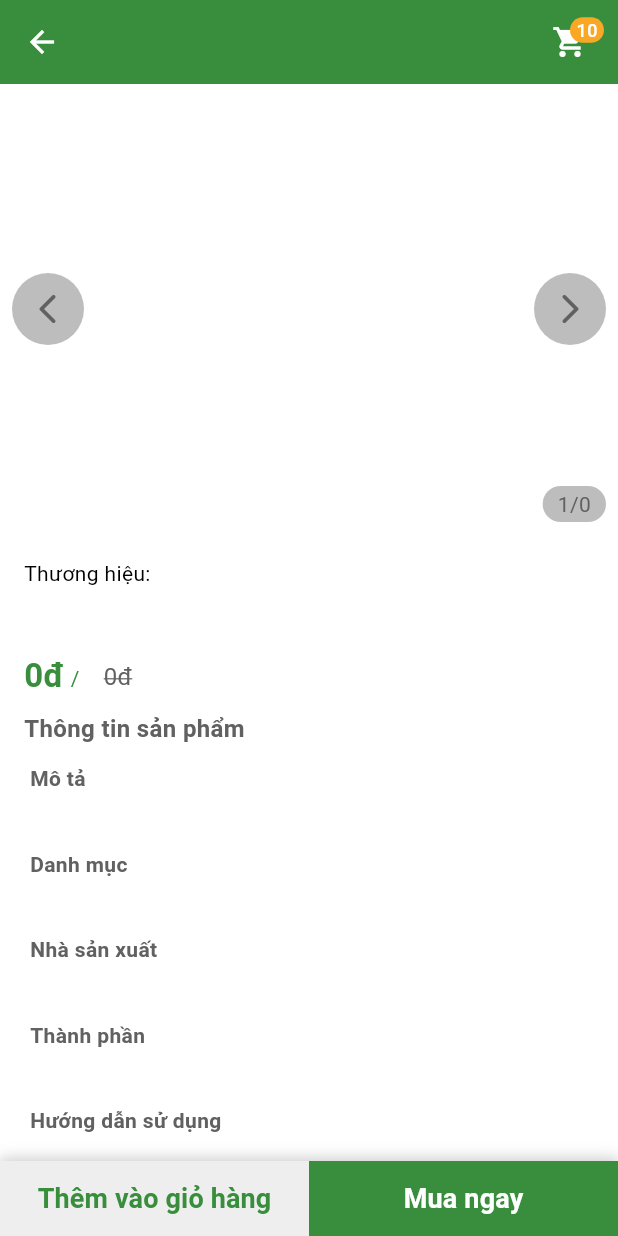
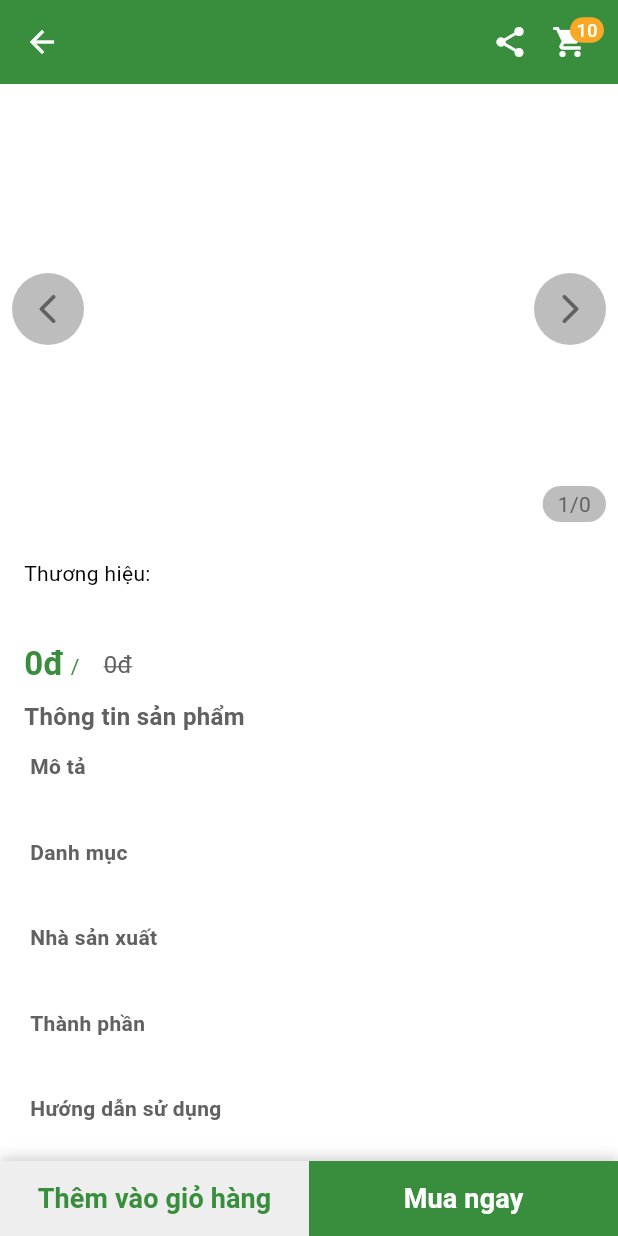
Before and after one commit to phamvlap/pharmacy-app, a Flutter app: the ProductDetailScreen screen opened directly with empty values, on a phone screen of 412 x 824 dp. Run offline on Flutter 3.47's test engine with Material 3 defaults, Android fonts, the phone set to English and light mode, and no system bars; drawn by our look-alikes of carousel_slider; our stand-ins replace google_fonts.

Commit message:
feat: add itemQuantityChangingBottomSheet in product detail screen

```diff
--- a/lib/ui/components/components.dart
+++ b/lib/ui/components/components.dart
@@ -5,3 +5,5 @@ export './app_bar.dart';
 export './drawer.dart';
 export './cart_icon.dart';
 export './quantity_updating_pannel.dart';
+export './text_button.dart';
+export './bottom_sheet_utils.dart';
--- /dev/null
+++ b/lib/ui/components/text_button.dart
@@ -0,0 +1,54 @@
+import 'package:flutter/material.dart';
+
+import '../../utils/utils.dart';
+
+class AppTextButton extends StatelessWidget {
+  final Size? minSize;
+  final Color? backgroundColor;
+  final Color? foregroundColor;
+  final void Function() onPressed;
+  final String text;
+
+  const AppTextButton({
+    super.key,
+    this.minSize,
+    this.backgroundColor,
+    this.foregroundColor,
+    required this.text,
+    required this.onPressed,
+  });
+
+  @override
+  Widget build(BuildContext context) {
+    return TextButton(
+      style: ButtonStyle(
+        minimumSize: WidgetStateProperty.all<Size>(
+          minSize ?? const Size(double.infinity, 48.0),
+        ),
+        padding: WidgetStateProperty.all<EdgeInsetsGeometry>(
+          const EdgeInsets.all(12.0),
+        ),
+        shape: WidgetStateProperty.all<OutlinedBorder>(
+          const RoundedRectangleBorder(
+            borderRadius: BorderRadius.zero,
+            side: BorderSide.none,
+          ),
+        ),
+        backgroundColor: WidgetStateProperty.all<Color>(
+          backgroundColor ?? AppColors.primaryColor,
+        ),
+        foregroundColor: WidgetStateProperty.all<Color>(
+          foregroundColor ?? AppColors.whiteColor,
+        ),
+      ),
+      onPressed: onPressed,
+      child: Text(
+        text,
+        style: const TextStyle(
+          fontSize: AppFontSizes.textMedium,
+          fontWeight: FontWeight.bold,
+        ),
+      ),
+    );
+  }
+}
--- a/lib/ui/product_detail_screen/product_detail_header.dart
+++ b/lib/ui/product_detail_screen/product_detail_header.dart
@@ -30,7 +30,7 @@ class ProductDetailHeader extends StatelessWidget {
             ),
           ],
         ),
-        const SizedBox(height: 8.0),
+        const SizedBox(height: 4.0),
         SizedBox(
           width: double.infinity,
           child: Text(
@@ -44,7 +44,7 @@ class ProductDetailHeader extends StatelessWidget {
             textAlign: TextAlign.start,
           ),
         ),
-        const SizedBox(height: 8.0),
+        const SizedBox(height: 4.0),
         IntrinsicHeight(
           child: Row(
             children: [
@@ -77,6 +77,7 @@ class ProductDetailHeader extends StatelessWidget {
                     product.unit,
                     style: TextStyle(
                       color: AppColors.primaryColor,
+                      fontWeight: FontWeight.w500,
                     ),
                   ),
                 ),
--- a/lib/ui/product_detail_screen/product_detail_screen.dart
+++ b/lib/ui/product_detail_screen/product_detail_screen.dart
@@ -24,10 +24,19 @@ class ProductDetailScreen extends StatelessWidget {
       appBar: AppBar(
         actions: <Widget>[
           GestureDetector(
+            child: const Padding(
+              padding: EdgeInsets.symmetric(
+                horizontal: 8.0,
+              ),
+              child: Icon(Icons.share),
+            ),
+            onTap: () {
+              log('share product');
+            },
+          ),
+          GestureDetector(
             child: Padding(
-              padding: const EdgeInsets.symmetric(
-                horizontal: 20.0,
-              ),
+              padding: const EdgeInsets.fromLTRB(8.0, 0.0, 20.0, 0.0),
               child: CartIcon(),
             ),
             onTap: () {
@@ -81,65 +90,33 @@ class ProductDetailScreen extends StatelessWidget {
             child: Row(
               children: [
                 Expanded(
-                  child: TextButton(
-                    style: ButtonStyle(
-                      padding: WidgetStateProperty.all<EdgeInsetsGeometry>(
-                        const EdgeInsets.all(12.0),
-                      ),
-                      shape: WidgetStateProperty.all<OutlinedBorder>(
-                        const RoundedRectangleBorder(
-                          borderRadius: BorderRadius.zero,
-                          side: BorderSide.none,
-                        ),
-                      ),
-                      backgroundColor: WidgetStateProperty.all<Color>(
-                        Colors.grey[200]!,
-                      ),
-                      foregroundColor: WidgetStateProperty.all<Color>(
-                        AppColors.primaryColor,
-                      ),
-                    ),
+                  child: AppTextButton(
+                    text: 'Thêm vào giỏ hàng',
                     onPressed: () {
                       log('add to cart');
+                      itemQuantityChangingBottomSheet(
+                        context,
+                        product: product,
+                      );
                     },
-                    child: const Text(
-                      'Thêm vào giỏ hàng',
-                      style: TextStyle(
-                        fontSize: AppFontSizes.textMedium,
-                        fontWeight: FontWeight.bold,
-                      ),
-                    ),
+                    minSize: const Size(double.infinity, 48.0),
+                    foregroundColor: AppColors.primaryColor,
+                    backgroundColor: Colors.grey[200]!,
                   ),
                 ),
                 Expanded(
-                  child: TextButton(
-                    style: ButtonStyle(
-                      padding: WidgetStateProperty.all<EdgeInsetsGeometry>(
-                        const EdgeInsets.all(12.0),
-                      ),
-                      shape: WidgetStateProperty.all<OutlinedBorder>(
-                        const RoundedRectangleBorder(
-                          borderRadius: BorderRadius.zero,
-                          side: BorderSide.none,
-                        ),
-                      ),
-                      backgroundColor: WidgetStateProperty.all<Color>(
-                        AppColors.primaryColor,
-                      ),
-                      foregroundColor: WidgetStateProperty.all<Color>(
-                        AppColors.whiteColor,
-                      ),
-                    ),
+                  child: AppTextButton(
+                    text: 'Mua ngay',
                     onPressed: () {
                       log('buy now');
+                      itemQuantityChangingBottomSheet(
+                        context,
+                        product: product,
+                      );
                     },
-                    child: const Text(
-                      'Mua ngay',
-                      style: TextStyle(
-                        fontSize: AppFontSizes.textMedium,
-                        fontWeight: FontWeight.bold,
-                      ),
-                    ),
+                    minSize: const Size(double.infinity, 48.0),
+                    foregroundColor: AppColors.whiteColor,
+                    backgroundColor: AppColors.primaryColor,
                   ),
                 ),
               ],
```
Also changed, not shown: lib/ui/components/bottom_sheet_utils.dart (added, +145 -0 lines).
